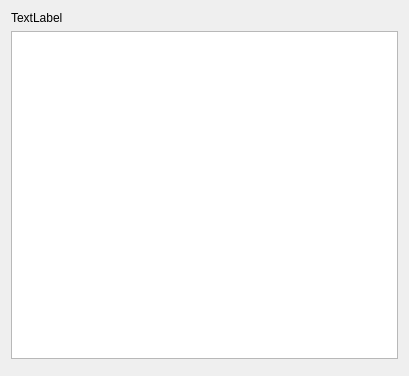
Above: Viewer/src/TextItemWidget.ui from ecmwf/ecflow before the change. Below: the same form after it.
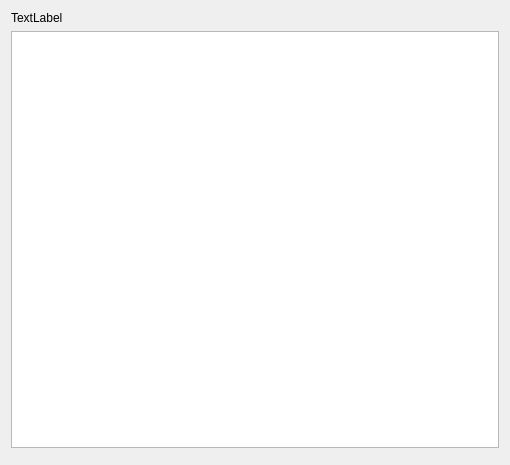
That is the form after the change. Custom widgets are drawn as their Qt base class.

Patch:
```diff
--- a/Viewer/src/TextItemWidget.ui
+++ b/Viewer/src/TextItemWidget.ui
@@ -6,8 +6,8 @@
    <rect>
     <x>0</x>
     <y>0</y>
-    <width>409</width>
-    <height>376</height>
+    <width>510</width>
+    <height>465</height>
    </rect>
   </property>
   <property name="windowTitle">
```
